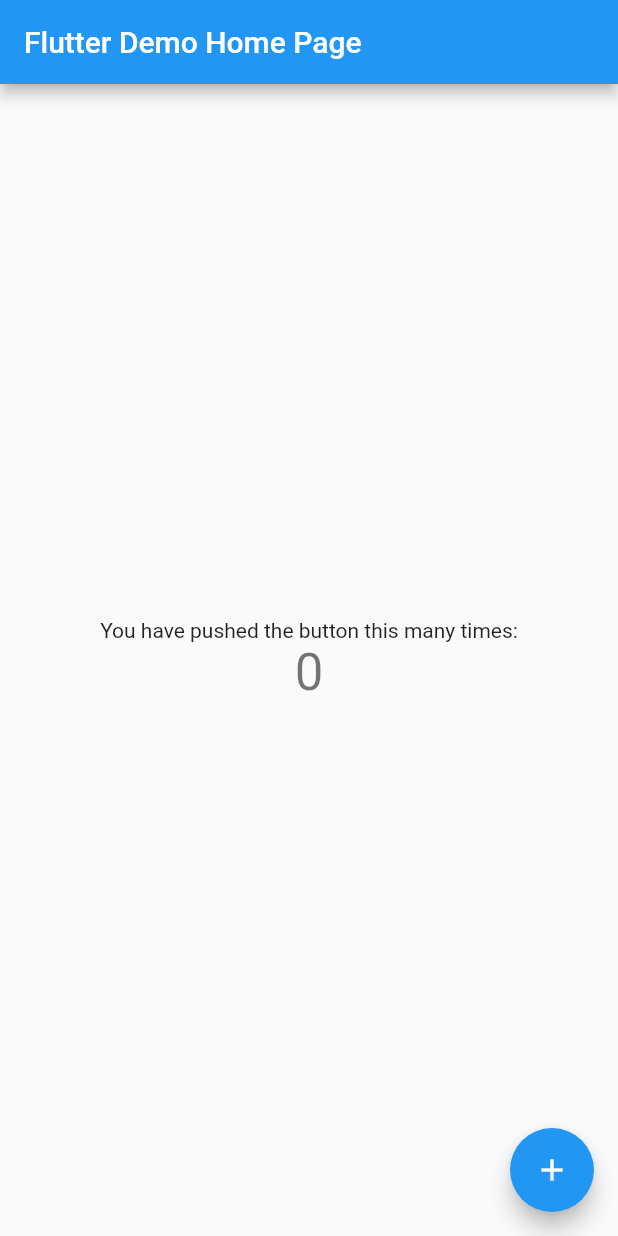
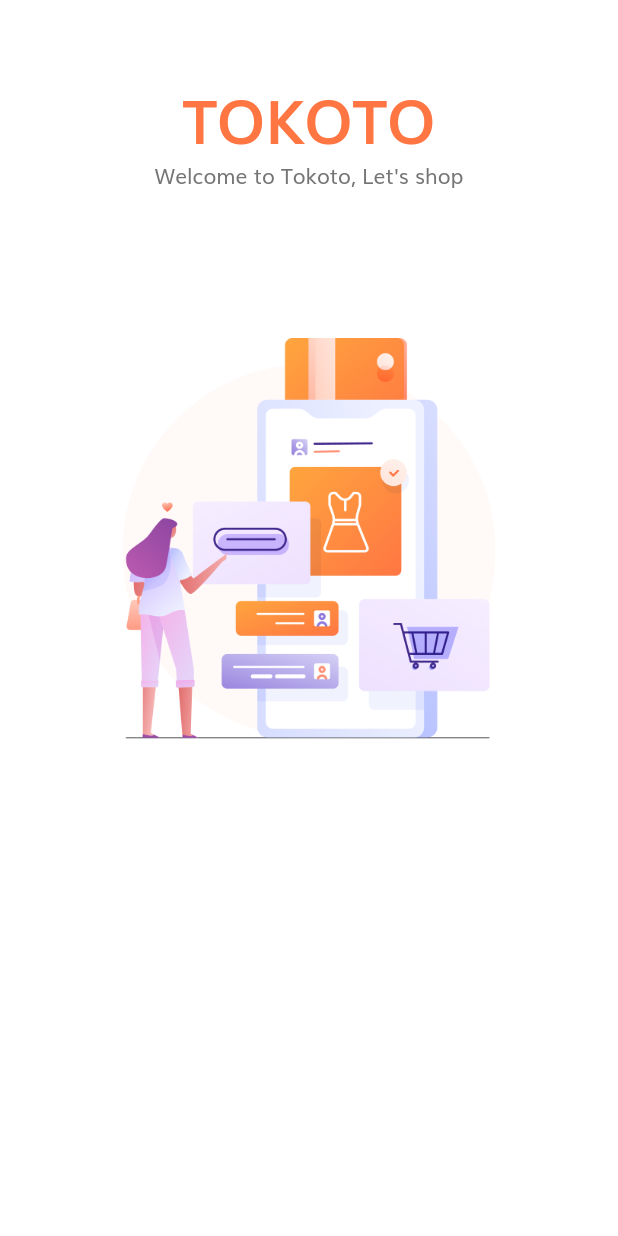
Before and after one commit to cripto1989/shop_app, a Flutter app: the screen it shows after launch, on a phone screen of 412 x 824 dp. Run offline on Flutter 3.47's test engine with Material 2 defaults, Android fonts, the phone set to English and light mode, and no system bars.

Commit message:
Create swipe effect for splash

```diff
--- /dev/null
+++ b/lib/constants.dart
@@ -0,0 +1,13 @@
+import 'package:flutter/material.dart';
+
+const kPrimaryColor = Color(0xFFFF7643);
+const kPrimaryLightColor = Color(0xFFFFECDF);
+const kPrimaryGradientColor = LinearGradient(
+  begin: Alignment.topLeft,
+  end: Alignment.bottomRight,
+  colors: [Color(0xFFFFA53E), Color(0xFFFF7643)],
+);
+const kSecondaryColor = Color(0xFF979797);
+const kTextColor = Color(0xFF757575);
+
+const kAnimationDuration = Duration(milliseconds: 200);
--- a/lib/main.dart
+++ b/lib/main.dart
@@ -1,4 +1,6 @@
 import 'package:flutter/material.dart';
+import 'package:shop_app/constants.dart';
+import 'package:shop_app/screens/splash/splash_screen.dart';
 
 void main() {
   runApp(MyApp());
@@ -9,109 +11,19 @@ class MyApp extends StatelessWidget {
   @override
   Widget build(BuildContext context) {
     return MaterialApp(
+      debugShowCheckedModeBanner: false,
       title: 'Flutter Demo',
       theme: ThemeData(
-        // This is the theme of your application.
-        //
-        // Try running your application with "flutter run". You'll see the
-        // application has a blue toolbar. Then, without quitting the app, try
-        // changing the primarySwatch below to Colors.green and then invoke
-        // "hot reload" (press "r" in the console where you ran "flutter run",
-        // or simply save your changes to "hot reload" in a Flutter IDE).
-        // Notice that the counter didn't reset back to zero; the application
-        // is not restarted.
-        primarySwatch: Colors.blue,
-        // This makes the visual density adapt to the platform that you run
-        // the app on. For desktop platforms, the controls will be smaller and
-        // closer together (more dense) than on mobile platforms.
+        // primarySwatch: Colors.blue,
+        scaffoldBackgroundColor: Colors.white,
+        fontFamily: "Muli",
+        textTheme: TextTheme(
+          bodyText1: TextStyle(color: kTextColor),
+          bodyText2: TextStyle(color: kTextColor),
+        ),
         visualDensity: VisualDensity.adaptivePlatformDensity,
       ),
-      home: MyHomePage(title: 'Flutter Demo Home Page'),
+      home: SplashScreen(),
     );
   }
 }
-
-class MyHomePage extends StatefulWidget {
-  MyHomePage({Key key, this.title}) : super(key: key);
-
-  // This widget is the home page of your application. It is stateful, meaning
-  // that it has a State object (defined below) that contains fields that affect
-  // how it looks.
-
-  // This class is the configuration for the state. It holds the values (in this
-  // case the title) provided by the parent (in this case the App widget) and
-  // used by the build method of the State. Fields in a Widget subclass are
-  // always marked "final".
-
-  final String title;
-
-  @override
-  _MyHomePageState createState() => _MyHomePageState();
-}
-
-class _MyHomePageState extends State<MyHomePage> {
-  int _counter = 0;
-
-  void _incrementCounter() {
-    setState(() {
-      // This call to setState tells the Flutter framework that something has
-      // changed in this State, which causes it to rerun the build method below
-      // so that the display can reflect the updated values. If we changed
-      // _counter without calling setState(), then the build method would not be
-      // called again, and so nothing would appear to happen.
-      _counter++;
-    });
-  }
-
-  @override
-  Widget build(BuildContext context) {
-    // This method is rerun every time setState is called, for instance as done
-    // by the _incrementCounter method above.
-    //
-    // The Flutter framework has been optimized to make rerunning build methods
-    // fast, so that you can just rebuild anything that needs updating rather
-    // than having to individually change instances of widgets.
-    return Scaffold(
-      appBar: AppBar(
-        // Here we take the value from the MyHomePage object that was created by
-        // the App.build method, and use it to set our appbar title.
-        title: Text(widget.title),
-      ),
-      body: Center(
-        // Center is a layout widget. It takes a single child and positions it
-        // in the middle of the parent.
-        child: Column(
-          // Column is also a layout widget. It takes a list of children and
-          // arranges them vertically. By default, it sizes itself to fit its
-          // children horizontally, and tries to be as tall as its parent.
-          //
-          // Invoke "debug painting" (press "p" in the console, choose the
-          // "Toggle Debug Paint" action from the Flutter Inspector in Android
-          // Studio, or the "Toggle Debug Paint" command in Visual Studio Code)
-          // to see the wireframe for each widget.
-          //
-          // Column has various properties to control how it sizes itself and
-          // how it positions its children. Here we use mainAxisAlignment to
-          // center the children vertically; the main axis here is the vertical
-          // axis because Columns are vertical (the cross axis would be
-          // horizontal).
-          mainAxisAlignment: MainAxisAlignment.center,
-          children: <Widget>[
-            Text(
-              'You have pushed the button this many times:',
-            ),
-            Text(
-              '$_counter',
-              style: Theme.of(context).textTheme.headline4,
-            ),
-          ],
-        ),
-      ),
-      floatingActionButton: FloatingActionButton(
-        onPressed: _incrementCounter,
-        tooltip: 'Increment',
-        child: Icon(Icons.add),
-      ), // This trailing comma makes auto-formatting nicer for build methods.
-    );
-  }
-}
--- /dev/null
+++ b/lib/screens/splash/components/body.dart
@@ -0,0 +1,83 @@
+import 'package:flutter/material.dart';
+import 'package:shop_app/constants.dart';
+import 'package:shop_app/size_config.dart';
+
+class Body extends StatefulWidget {
+  @override
+  _BodyState createState() => _BodyState();
+}
+
+class _BodyState extends State<Body> {
+  List<Map<String, String>> splashData = [
+    {
+      "text":"Welcome to Tokoto, Let's shop",
+      "image":"assets/images/splash_1.png"
+    },
+    {
+      "text":"We help people conect with store. \naround United State of America",
+      "image":"assets/images/splash_2.png"
+    },
+    {
+      "text":"We show the easy way to shop. \nJust stay at home with us",
+      "image":"assets/images/splash_3.png"
+    },
+  ];
+
+  @override
+  Widget build(BuildContext context) {
+    return SafeArea(
+      child: SizedBox(
+        width: double.infinity,
+        child: Column(
+          children: <Widget>[
+            Expanded(
+                flex: 3,
+                child: PageView.builder(
+                  itemCount: splashData.length,
+                  itemBuilder: (context, index) => SplashContent(
+                    text: splashData[index]["text"],
+                    image: splashData[index]["image"],
+                  ),
+                )),
+            Expanded(
+              flex: 2,
+              child: SizedBox(),
+            )
+          ],
+        ),
+      ),
+    );
+  }
+}
+
+class SplashContent extends StatelessWidget {
+  const SplashContent({
+    Key key,
+    this.text,
+    this.image,
+  }) : super(key: key);
+  final String text, image;
+
+  @override
+  Widget build(BuildContext context) {
+    return Column(children: <Widget>[
+      Spacer(),
+      Text(
+        "TOKOTO",
+        style: TextStyle(
+            fontSize: getProportionateScreenWidth(36),
+            color: kPrimaryColor,
+            fontWeight: FontWeight.bold),
+      ),
+      Text(text, textAlign: TextAlign.center,),
+      Spacer(
+        flex: 2,
+      ),
+      Image.asset(
+        image,
+        height: getProportionateScreenHeight(265),
+        width: getProportionateScreenWidth(235),
+      ),
+    ]);
+  }
+}
--- /dev/null
+++ b/lib/screens/splash/splash_screen.dart
@@ -0,0 +1,14 @@
+import 'package:flutter/material.dart';
+import 'package:shop_app/screens/splash/components/body.dart';
+import 'package:shop_app/size_config.dart';
+
+class SplashScreen extends StatelessWidget {
+  @override
+  Widget build(BuildContext context) {
+    SizeConfig().init(context);
+
+    return Scaffold(
+      body: Body(),
+    );
+  }
+}
--- /dev/null
+++ b/lib/size_config.dart
@@ -0,0 +1,30 @@
+import 'package:flutter/material.dart';
+
+class SizeConfig {
+  static MediaQueryData _mediaQueryData;
+  static double screenWidth;
+  static double screenHeight;
+  static double defaultSize;
+  static Orientation orientation;
+
+  void init(BuildContext context) {
+    _mediaQueryData = MediaQuery.of(context);
+    screenWidth = _mediaQueryData.size.width;
+    screenHeight = _mediaQueryData.size.height;
+    orientation = _mediaQueryData.orientation;
+  }
+}
+
+// Get the proportionate height as per screen size
+double getProportionateScreenHeight(double inputHeight) {
+  double screenHeight = SizeConfig.screenHeight;
+  // 812 is the layout height that designer use
+  return (inputHeight / 812.0) * screenHeight;
+}
+
+// Get the proportionate height as per screen size
+double getProportionateScreenWidth(double inputWidth) {
+  double screenWidth = SizeConfig.screenWidth;
+  // 375 is the layout width that designer use
+  return (inputWidth / 375.0) * screenWidth;
+}
```
Also changed, not shown: pubspec.yaml (+13 -9 lines), pubspec.lock.
